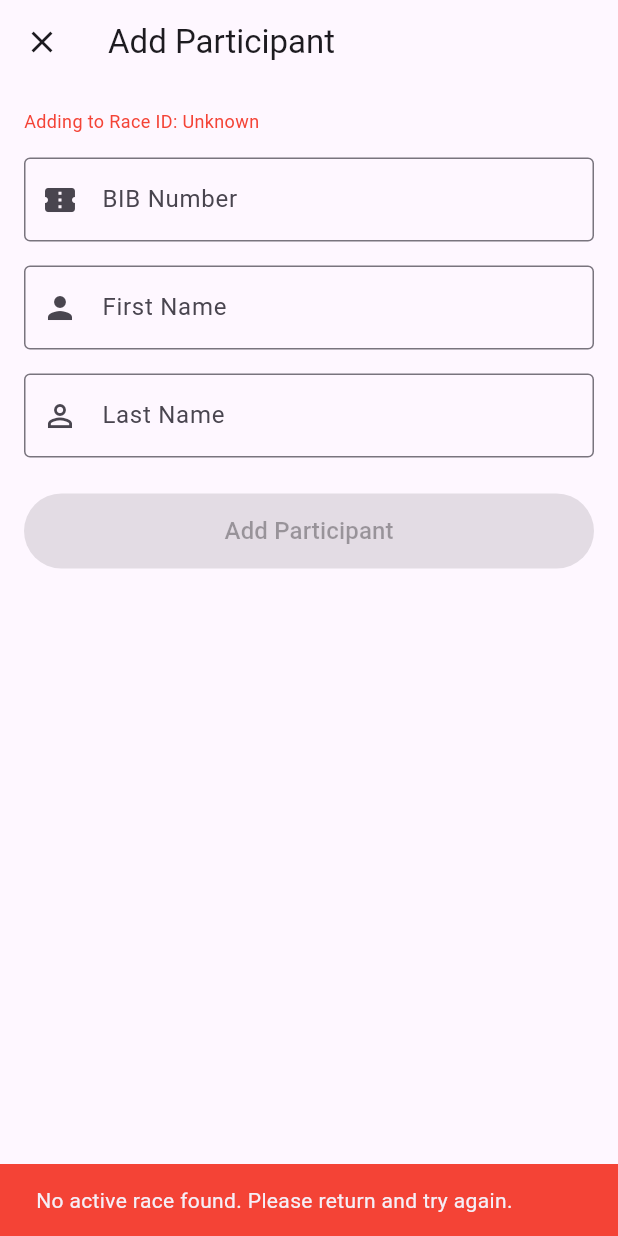
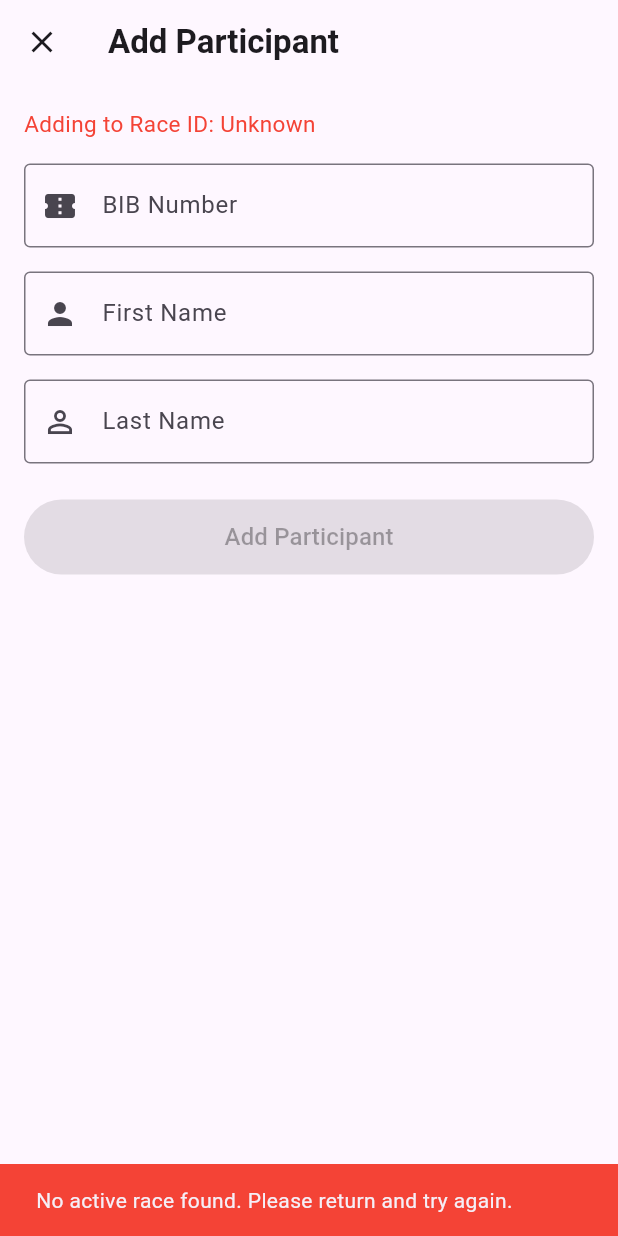
Before and after one commit to TechTheMoneyTeam/racetrack, a Flutter app: the AddParticipantScreen screen opened directly, on a phone screen of 412 x 824 dp. Run offline on Flutter 3.47's test engine with Material 3 defaults, Android fonts, the phone set to English and light mode, and no system bars; our stand-ins replace cloud_firestore, firebase_core; accounts and stored records are empty.

Commit message:
update ui - add_partcipant_screen

```diff
--- a/lib/screens/participant/add_participant_screen.dart
+++ b/lib/screens/participant/add_participant_screen.dart
@@ -30,7 +30,7 @@ class _AddParticipantScreenState extends State<AddParticipantScreen> {
     print("📱 AddParticipantScreen initialized with raceId: ${widget.raceId}");
 
     if (widget.raceId == null) {
-      print("Error : AddParticipantScreen initialized without raceId");
+      print("Warning!!!! AddParticipantScreen initialized without raceId");
 
       WidgetsBinding.instance.addPostFrameCallback((_) {
         final participantProvider = Provider.of<ParticipantProvider>(
@@ -40,7 +40,7 @@ class _AddParticipantScreenState extends State<AddParticipantScreen> {
         final currentRaceId = participantProvider.currentRaceId;
 
         if (currentRaceId == null) {
-          print("Error !!!  No race ID available in provider either");
+          print("Warning!!!  No race ID available in provider either");
           ScaffoldMessenger.of(context).showSnackBar(
             const SnackBar(
               content: Text(
@@ -192,14 +192,17 @@ class _AddParticipantScreenState extends State<AddParticipantScreen> {
     final currentRaceId = widget.raceId ?? participantProvider.currentRaceId;
 
     return Scaffold(
-      appBar: AppBar(
-        title: const Text('Add Participant'),
+     appBar: AppBar(
+  title: const Text(
+    'Add Participant',
+    style: TextStyle(fontWeight: FontWeight.bold),
+  ),
+  leading: IconButton(
+    icon: const Icon(Icons.close),
+    onPressed: () => Navigator.of(context).pop(),
+  ),
+),
 
-        leading: IconButton(
-          icon: const Icon(Icons.close),
-          onPressed: () => Navigator.of(context).pop(),
-        ),
-      ),
       body: SingleChildScrollView(
         child: Padding(
           padding: const EdgeInsets.all(16.0),
@@ -210,7 +213,7 @@ class _AddParticipantScreenState extends State<AddParticipantScreen> {
                 'Adding to Race ID: ${currentRaceId ?? "Unknown"}',
                 style: TextStyle(
                   color: currentRaceId != null ? Colors.blue[800] : Colors.red,
-                  fontSize: 12,
+                  fontSize: 15,
                 ),
               ),
               const SizedBox(height: 16),              Form(
```
Also changed, not shown: 6 other files.
